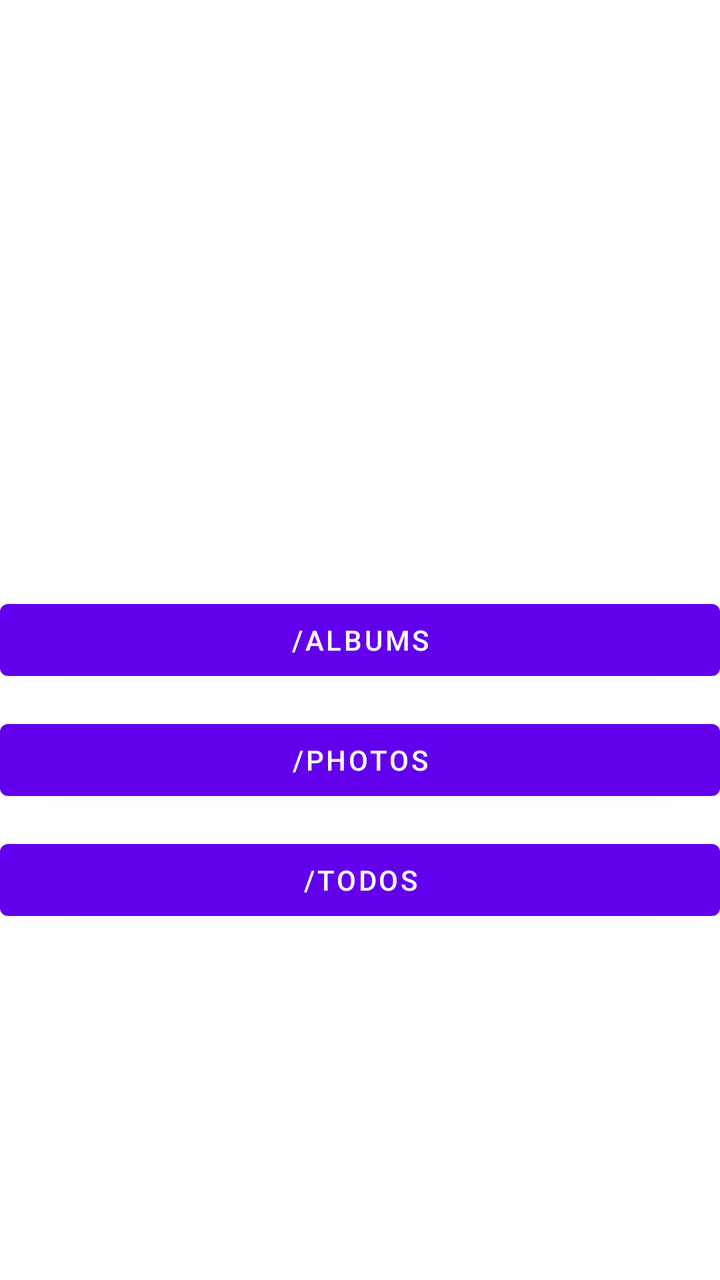
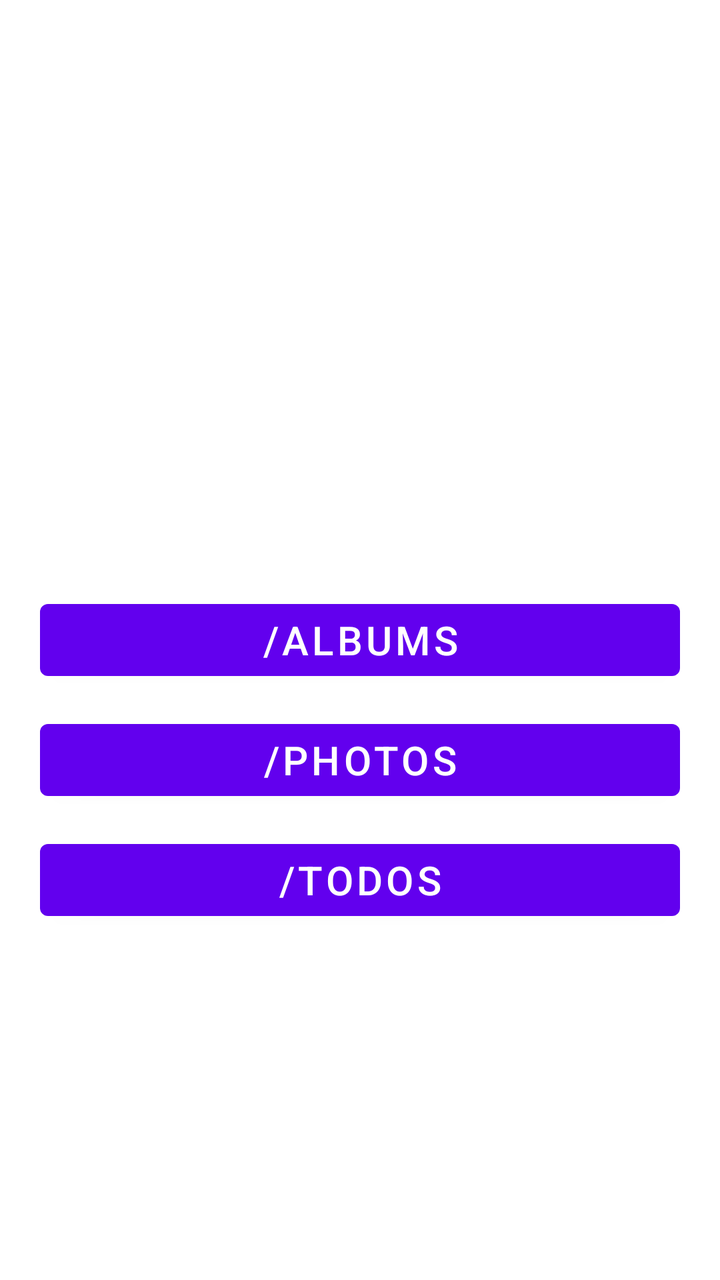

Screens rendered from an Android XML layout before and after an edit, with the pre-edit source and the edit as a unified diff.
<!-- AndroidManifest.xml: fallback theme Theme.MaterialComponents.DayNight.NoActionBar -->
<!-- res/layout/activity_main.xml -->
<?xml version="1.0" encoding="utf-8"?>
<androidx.constraintlayout.widget.ConstraintLayout xmlns:android="http://schemas.android.com/apk/res/android"
    xmlns:app="http://schemas.android.com/apk/res-auto"
    xmlns:tools="http://schemas.android.com/tools"
    android:id="@+id/main"
    android:layout_width="match_parent"
    android:layout_height="match_parent"
    android:layout_marginHorizontal="20dp"
    tools:context=".views.main.MainActivity">

    <Button
        android:id="@+id/btnAlbums"
        android:layout_width="match_parent"
        android:layout_height="wrap_content"
        android:text="/albums"
        app:layout_constraintStart_toStartOf="parent"
        app:layout_constraintEnd_toEndOf="parent"
        app:layout_constraintTop_toTopOf="parent"
        app:layout_constraintBottom_toBottomOf="parent"/>

    <Button
        android:id="@+id/btnPhotos"
        android:layout_width="match_parent"
        android:layout_height="wrap_content"
        android:text="/photos"
        android:layout_marginTop="12dp"
        app:layout_constraintStart_toStartOf="parent"
        app:layout_constraintEnd_toEndOf="parent"
        app:layout_constraintTop_toBottomOf="@+id/btnAlbums"/>

    <Button
        android:id="@+id/btnTodos"
        android:layout_width="match_parent"
        android:layout_height="wrap_content"
        android:text="/todos"
        android:layout_marginTop="12dp"
        app:layout_constraintStart_toStartOf="parent"
        app:layout_constraintEnd_toEndOf="parent"
        app:layout_constraintTop_toBottomOf="@+id/btnPhotos"/>

</androidx.constraintlayout.widget.ConstraintLayout>
<!-- resources referenced by this layout -->
<resources>

</resources>

<!-- the commit's change to res/layout/activity_main.xml (unified diff, before → after) -->
@@ -5,37 +5,42 @@
     android:id="@+id/main"
     android:layout_width="match_parent"
     android:layout_height="match_parent"
-    android:layout_marginHorizontal="20dp"
     tools:context=".views.main.MainActivity">
 
     <Button
         android:id="@+id/btnAlbums"
         android:layout_width="match_parent"
         android:layout_height="wrap_content"
+        android:layout_marginHorizontal="20dp"
         android:text="/albums"
+        android:textSize="20dp"
+        app:layout_constraintBottom_toBottomOf="parent"
+        app:layout_constraintEnd_toEndOf="parent"
         app:layout_constraintStart_toStartOf="parent"
-        app:layout_constraintEnd_toEndOf="parent"
-        app:layout_constraintTop_toTopOf="parent"
-        app:layout_constraintBottom_toBottomOf="parent"/>
+        app:layout_constraintTop_toTopOf="parent" />
 
     <Button
         android:id="@+id/btnPhotos"
         android:layout_width="match_parent"
         android:layout_height="wrap_content"
+        android:layout_marginHorizontal="20dp"
+        android:layout_marginTop="12dp"
         android:text="/photos"
-        android:layout_marginTop="12dp"
+        android:textSize="20dp"
+        app:layout_constraintEnd_toEndOf="parent"
         app:layout_constraintStart_toStartOf="parent"
-        app:layout_constraintEnd_toEndOf="parent"
-        app:layout_constraintTop_toBottomOf="@+id/btnAlbums"/>
+        app:layout_constraintTop_toBottomOf="@+id/btnAlbums" />
 
     <Button
         android:id="@+id/btnTodos"
         android:layout_width="match_parent"
         android:layout_height="wrap_content"
+        android:layout_marginHorizontal="20dp"
+        android:layout_marginTop="12dp"
         android:text="/todos"
-        android:layout_marginTop="12dp"
+        android:textSize="20dp"
+        app:layout_constraintEnd_toEndOf="parent"
         app:layout_constraintStart_toStartOf="parent"
-        app:layout_constraintEnd_toEndOf="parent"
-        app:layout_constraintTop_toBottomOf="@+id/btnPhotos"/>
+        app:layout_constraintTop_toBottomOf="@+id/btnPhotos" />
 
 </androidx.constraintlayout.widget.ConstraintLayout>
